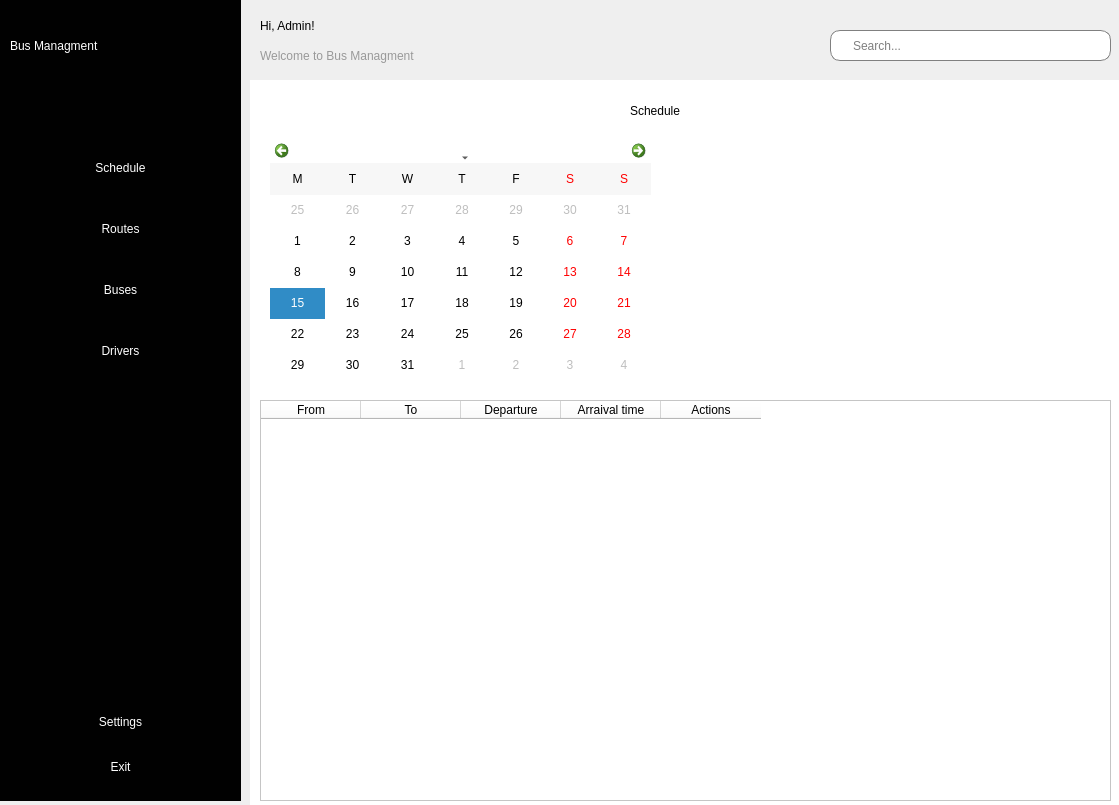
The window that index.ui (mykyta07/bus_management) describes before a commit, drawn with Qt 5.
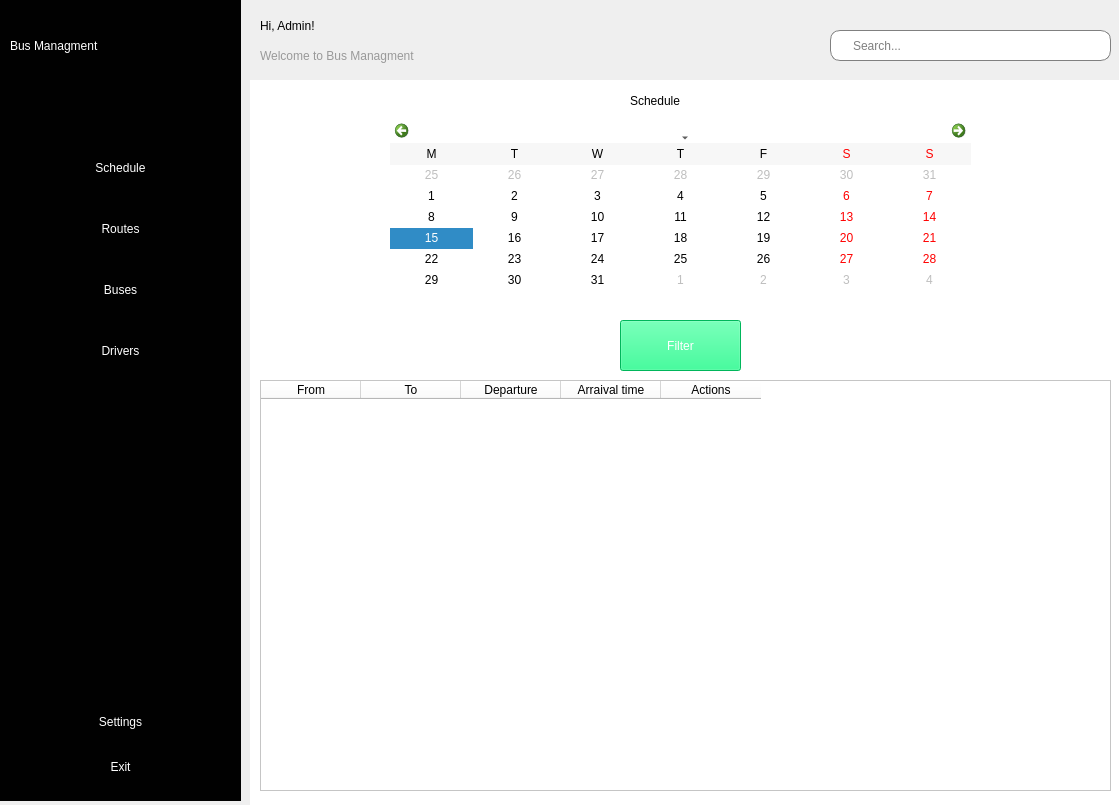
The same window after the commit. Icons and pictures are not drawn.

Commit message: updated calendar on Schedule page

```diff
--- a/index.ui
+++ b/index.ui
@@ -326,7 +326,7 @@
      <property name="geometry">
       <rect>
        <x>10</x>
-       <y>10</y>
+       <y>0</y>
        <width>851</width>
        <height>711</height>
       </rect>
@@ -737,9 +737,9 @@
        <property name="geometry">
         <rect>
          <x>0</x>
-         <y>310</y>
+         <y>300</y>
          <width>851</width>
-         <height>401</height>
+         <height>411</height>
         </rect>
        </property>
        <column>
@@ -787,10 +787,10 @@
       <widget class="QCalendarWidget" name="calendarWidget">
        <property name="geometry">
         <rect>
-         <x>10</x>
-         <y>50</y>
-         <width>381</width>
-         <height>241</height>
+         <x>130</x>
+         <y>40</y>
+         <width>581</width>
+         <height>171</height>
         </rect>
        </property>
        <property name="gridVisible">
@@ -809,6 +809,32 @@
         <bool>true</bool>
        </property>
       </widget>
+      <widget class="QPushButton" name="filterButton">
+       <property name="enabled">
+        <bool>true</bool>
+       </property>
+       <property name="geometry">
+        <rect>
+         <x>360</x>
+         <y>240</y>
+         <width>121</width>
+         <height>51</height>
+        </rect>
+       </property>
+       <property name="styleSheet">
+        <string notr="true">border:&quot;none&quot;;
+background-color: rgb(0, 255, 127);
+font: 75 10pt &quot;MS Shell Dlg 2&quot;;
+color: rgb(255, 255, 255);
+border-radius:&quot;10px&quot;</string>
+       </property>
+       <property name="text">
+        <string>Filter</string>
+       </property>
+       <property name="checkable">
+        <bool>true</bool>
+       </property>
+      </widget>
      </widget>
      <widget class="QWidget" name="drivers_page">
       <widget class="QLabel" name="label_6">
```
The commit also changes 1 other file.
